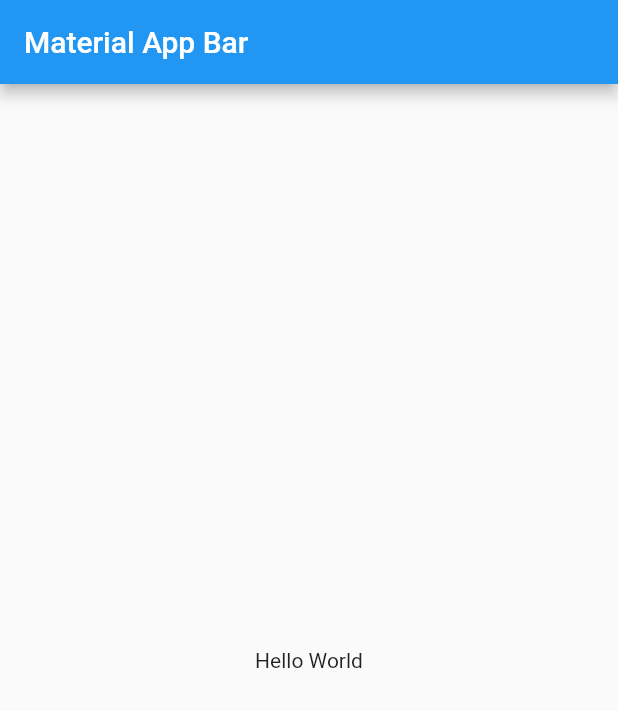
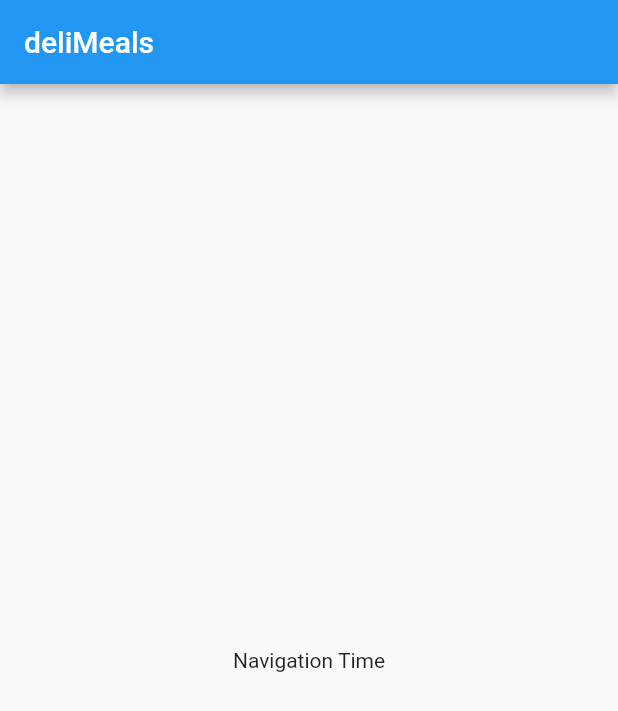
Before and after one commit to hungto228/flutter_app_bloc_demo, a Flutter app: the screen it shows after launch, on a phone screen of 412 x 824 dp. Shown: the top 711 px of the screen. Run offline on Flutter 3.47's test engine with Material 2 defaults, Android fonts, the phone set to English and light mode, and no system bars.

```diff
--- a/lib/main.dart
+++ b/lib/main.dart
@@ -7,15 +7,28 @@ class MyApp extends StatelessWidget {
   Widget build(BuildContext context) {
     return MaterialApp(
       title: 'Material App',
-      home: Scaffold(
-        appBar: AppBar(
-          title: Text('Material App Bar'),
-        ),
-        body: Center(
-          child: Container(
-            child: Text('Hello World'),
-          ),
-        ),
+      theme: ThemeData(primarySwatch: Colors.blue),
+      home: MyHomePage(),
+    );
+  }
+}
+
+class MyHomePage extends StatefulWidget {
+  const MyHomePage({Key? key}) : super(key: key);
+
+  @override
+  _MyHomePageState createState() => _MyHomePageState();
+}
+
+class _MyHomePageState extends State<MyHomePage> {
+  @override
+  Widget build(BuildContext context) {
+    return Scaffold(
+      appBar: AppBar(
+        title: Text("deliMeals"),
+      ),
+      body: Center(
+        child: Text("Navigation Time"),
       ),
     );
   }
--- a/pubspec.yaml
+++ b/pubspec.yaml
@@ -28,6 +28,7 @@ dependencies:
   # The following adds the Cupertino Icons font to your application.
   # Use with the CupertinoIcons class for iOS style icons.
   cupertino_icons: ^1.0.2
+  intl: ^0.17.0
 
 dev_dependencies:
   flutter_test:
```
Also changed, not shown: lib/category_Screens.dart (added, +16 -0 lines), lib/dummy_data.dart (added, +8 -0 lines), lib/models/category_model.dart (added, +9 -0 lines), pubspec.lock.
